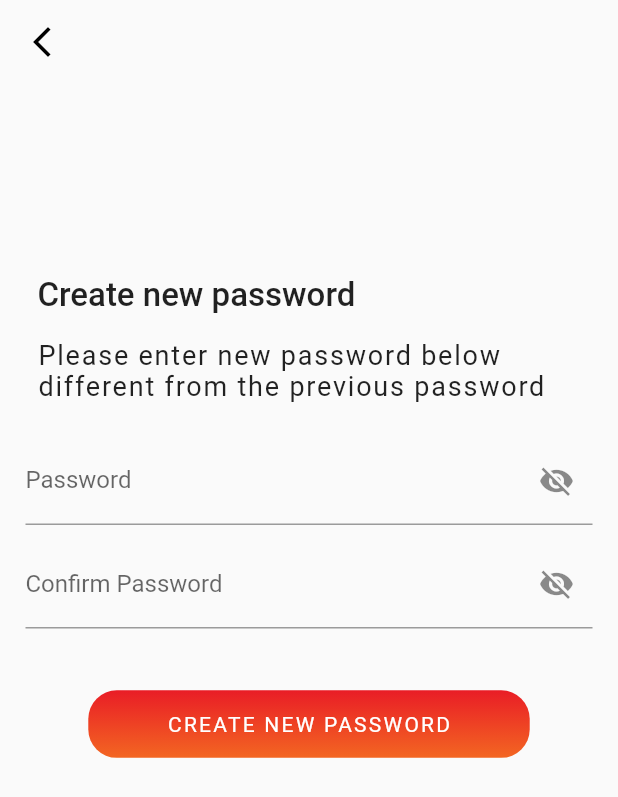
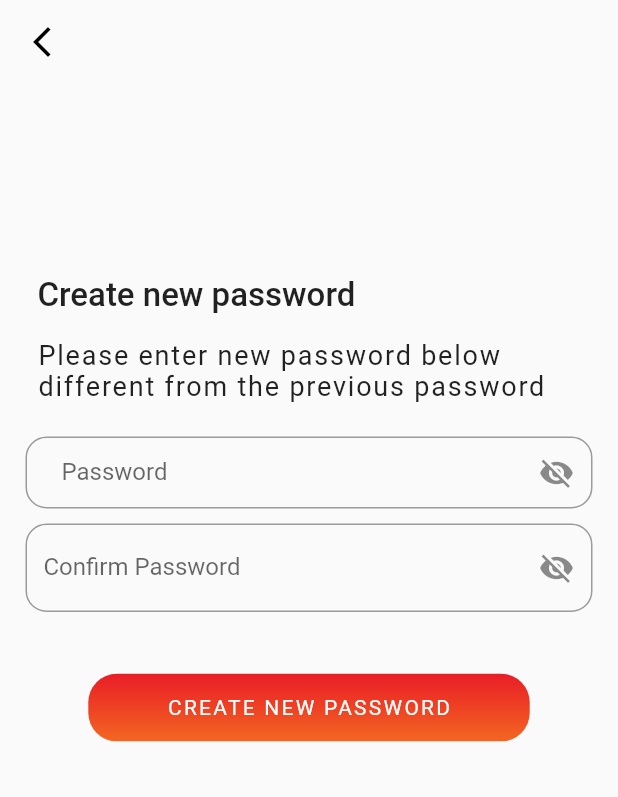
Before and after one commit to Saugat913/mobblazer, a Flutter app: the NewPasswordPage screen opened directly with empty values, on a phone screen of 412 x 824 dp. Shown: the top 797 px of the screen. Run offline on Flutter 3.47's test engine with Material 2 defaults, Android fonts, the phone set to English and light mode, and no system bars; our stand-ins replace shared_preferences; accounts and stored records are empty.

Commit message:
add the outline border

```diff
--- a/lib/screen/AddCustomer.dart
+++ b/lib/screen/AddCustomer.dart
@@ -55,7 +55,9 @@ class _AddCustomerPageState extends State<AddCustomerPage> {
   }
 
   void clearText() {
-    fieldText.clear();
+   for (var element in textEditControllerList) {
+     element.clear();
+   }
   }
 
   @override
--- a/lib/screen/change_password.dart
+++ b/lib/screen/change_password.dart
@@ -108,7 +108,7 @@ class _ChangePasswordPageState extends State<ChangePasswordPage> {
                       const Padding(
                         padding: EdgeInsets.all(8.0),
                         child: Text(
-                          "Original Password",
+                          "Previous Password",
                           textAlign: TextAlign.left,
                           style: TextStyle(
                             fontSize: 15,
--- a/lib/screen/create_new_pass.dart
+++ b/lib/screen/create_new_pass.dart
@@ -13,14 +13,15 @@ class NewPasswordPage extends StatefulWidget {
 class _NewPasswordPageState extends State<NewPasswordPage> {
   final _formKey = GlobalKey<FormState>();
   final TextEditingController _passwordController = TextEditingController();
-  final TextEditingController _confirmPasswordController = TextEditingController();
+  final TextEditingController _confirmPasswordController =
+      TextEditingController();
   bool _obscurePassword = true;
   bool _obscureConfirmPassword = true;
 
-@override
+  @override
   void dispose() {
-   _passwordController.dispose();
-   _confirmPasswordController.dispose();
+    _passwordController.dispose();
+    _confirmPasswordController.dispose();
     super.dispose();
   }
 
@@ -80,7 +81,10 @@ class _NewPasswordPageState extends State<NewPasswordPage> {
                         controller: _passwordController,
                         obscureText: _obscurePassword,
                         decoration: InputDecoration(
+                          border: OutlineInputBorder(
+                              borderRadius: BorderRadius.circular(14)),
                           labelText: 'Password',
+                          hintText: "password",
                           suffixIcon: IconButton(
                             icon: Icon(_obscurePassword
                                 ? Icons.visibility_off
@@ -91,6 +95,8 @@ class _NewPasswordPageState extends State<NewPasswordPage> {
                               });
                             },
                           ),
+                          contentPadding:
+                              const EdgeInsets.only(left: 24, right: 24),
                         ),
                         validator: (value) {
                           if (value == null || value.isEmpty) {
@@ -106,6 +112,8 @@ class _NewPasswordPageState extends State<NewPasswordPage> {
                         controller: _confirmPasswordController,
                         obscureText: _obscureConfirmPassword,
                         decoration: InputDecoration(
+                          border: OutlineInputBorder(
+                              borderRadius: BorderRadius.circular(14)),
                           labelText: 'Confirm Password',
                           suffixIcon: IconButton(
                             icon: Icon(_obscureConfirmPassword
@@ -141,8 +149,8 @@ class _NewPasswordPageState extends State<NewPasswordPage> {
                         widget.token, _passwordController.text);
                     showSnackBar(context, status.message);
                     if (status.status != 404) {
-                      Navigator.of(context).pushReplacement(
-                          MaterialPageRoute(builder: (context) => const LogInPage()));
+                      Navigator.of(context).pushReplacement(MaterialPageRoute(
+                          builder: (context) => const LogInPage()));
                     }
                   }
                 },
```
Also changed, not shown: lib/screen/CustomerList.dart (+16 -9 lines), lib/screen/ListPage/LocationList.dart (+11 -15 lines), fix_todo.txt (added).
